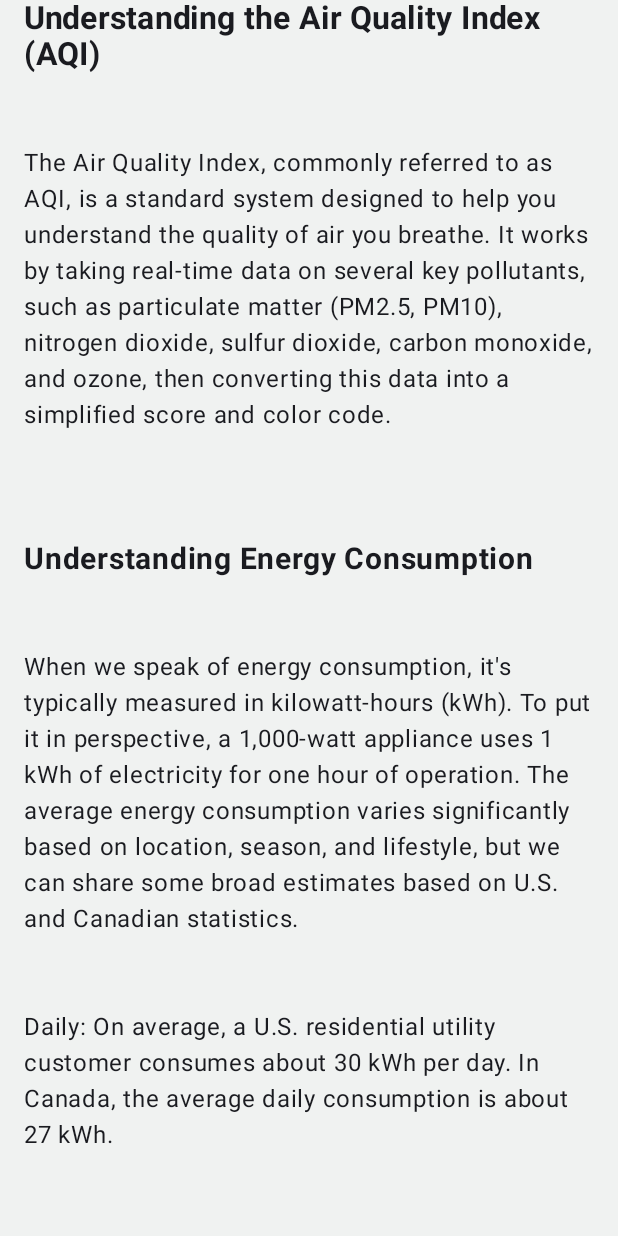
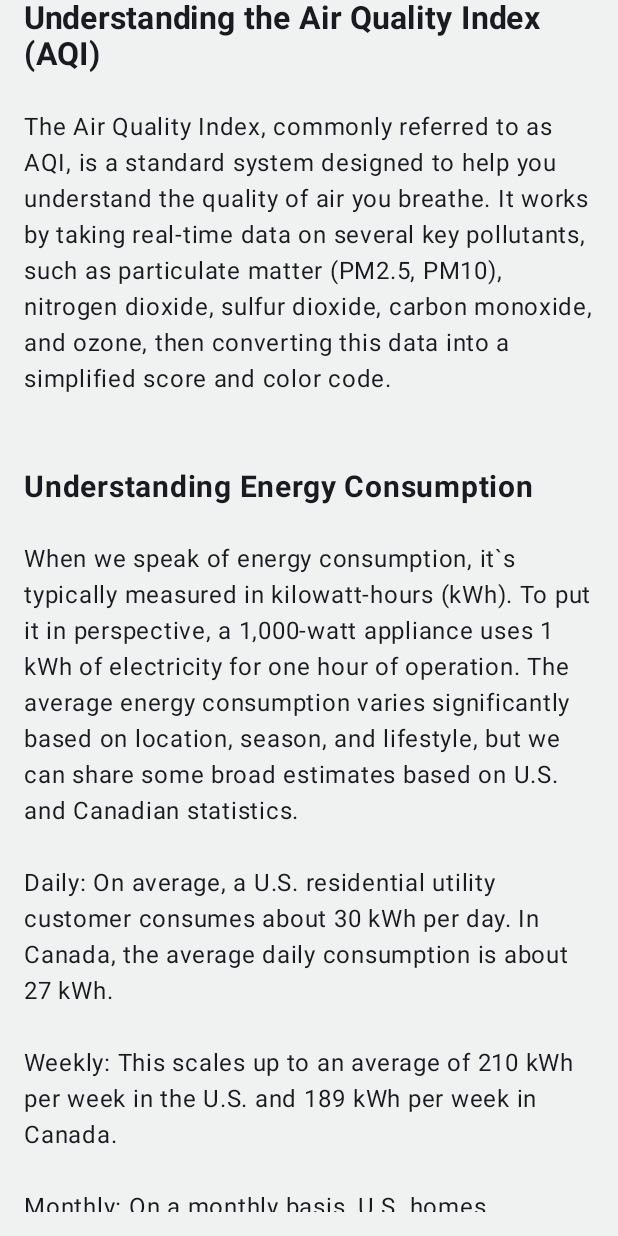
Before and after one commit to WenyuanYu3697/housefy, an Android app built with Jetpack Compose: the composable GuidePage shown on its own in the app's theme, on a phone screen of 412 x 824 dp. Run offline under Robolectric (Android 15) with nearby library versions, the phone set to English and light mode, and no system bars; 1 statement that could not run was skipped.

```diff
--- a/housefy/src/main/res/values/strings.xml
+++ b/housefy/src/main/res/values/strings.xml
@@ -44,21 +44,21 @@
     <string name="portrait_mode_locked">Portrait mode locked</string>
     <string name="enable_notifications">Enable Notifications</string>
     <string name="notifications_enabled">Notifications Enabled</string>
-    <string name="about_housefy">About Housefy\n</string>
-    <string name="about_line_one">Housefy is an innovative smart home Internet of Things (IoT) application that seamlessly integrates technology into every corner of your home, elevating your everyday living experience.\n</string>
-    <string name="about_line_two">We are dedicated to providing an unparalleled smart home experience that places simplicity, control, and convenience right at your fingertips. With the use of cutting-edge technology, Housefy effortlessly interconnects all your home devices, giving you the power to control and monitor your home, no matter where you are.\n</string>
-    <string name="about_line_three">Our app is designed with a user-friendly interface that makes it easy to manage a variety of home devices. From security systems and lighting controls to thermostats and home appliances, Housefy enables you to run your home in a smarter, more energy-efficient way. Whether you are at home or on the go, Housefy keeps you connected to what\'s important the most.\n</string>
-    <string name="about_line_four">Housefy is more than just an app - it\'s a lifestyle. It offers the convenience of smart automation, the comfort of energy efficiency and the peace of mind of remote control. It\'s your home, but smarter. Welcome to Housefy – embrace the future of home automation.\n</string>
-    <string name="understanding_the_air_quality_index_aqi">Understanding the Air Quality Index (AQI)\n</string>
-    <string name="air_quality_guide">The Air Quality Index, commonly referred to as AQI, is a standard system designed to help you understand the quality of air you breathe. It works by taking real-time data on several key pollutants, such as particulate matter (PM2.5, PM10), nitrogen dioxide, sulfur dioxide, carbon monoxide, and ozone, then converting this data into a simplified score and color code.\n</string>
-    <string name="understanding_energy_consumption">Understanding Energy Consumption\n</string>
-    <string name="energy_guide_line_one">When we speak of energy consumption, it\'s typically measured in kilowatt-hours (kWh). To put it in perspective, a 1,000-watt appliance uses 1 kWh of electricity for one hour of operation. The average energy consumption varies significantly based on location, season, and lifestyle, but we can share some broad estimates based on U.S. and Canadian statistics.\n</string>
-    <string name="energy_guide_line_two">Daily: On average, a U.S. residential utility customer consumes about 30 kWh per day. In Canada, the average daily consumption is about 27 kWh.\n</string>
-    <string name="energy_guide_line_three">\nWeekly: This scales up to an average of 210 kWh per week in the U.S. and 189 kWh per week in Canada.\n</string>
-    <string name="energy_guide_line_four">\nMonthly: On a monthly basis, U.S. homes consume around 900 kWh, while in Canada, the average is slightly lower at around 810 kWh.\n</string>
-    <string name="energy_guide_line_five">\nYearly: Over a year, the average U.S. home consumes about 10,800 kWh. Canadian homes, on the other hand, consume around 9,720 kWh on average.\n</string>
-    <string name="energy_guide_line_six">\nPlease note that these figures can vary widely based on factors such as the size of the home, the number of occupants, the efficiency of appliances, and more.\n</string>
-    <string name="energy_guide_line_seven">The information and figures provided in this guide are given with the only purpose of helping you understand and interpret the information presented in our app, and can vary significantly depending on a number of factors.\n</string>
+    <string name="about_housefy">About Housefy</string>
+    <string name="about_line_one">Housefy is an innovative smart home Internet of Things (IoT) application that seamlessly integrates technology into every corner of your home, elevating your everyday living experience.</string>
+    <string name="about_line_two">We are dedicated to providing an unparalleled smart home experience that places simplicity, control, and convenience right at your fingertips. With the use of cutting-edge technology, Housefy effortlessly interconnects all your home devices, giving you the power to control and monitor your home, no matter where you are.</string>
+    <string name="about_line_three">Our app is designed with a user-friendly interface that makes it easy to manage a variety of home devices. From security systems and lighting controls to thermostats and home appliances, Housefy enables you to run your home in a smarter, more energy-efficient way. Whether you are at home or on the go, Housefy keeps you connected to what`s important the most.</string>
+    <string name="about_line_four">Housefy is more than just an app - it`s a lifestyle. It offers the convenience of smart automation, the comfort of energy efficiency and the peace of mind of remote control. It`s your home, but smarter. Welcome to Housefy – embrace the future of home automation.</string>
+    <string name="understanding_the_air_quality_index_aqi">Understanding the Air Quality Index (AQI)</string>
+    <string name="air_quality_guide">The Air Quality Index, commonly referred to as AQI, is a standard system designed to help you understand the quality of air you breathe. It works by taking real-time data on several key pollutants, such as particulate matter (PM2.5, PM10), nitrogen dioxide, sulfur dioxide, carbon monoxide, and ozone, then converting this data into a simplified score and color code.</string>
+    <string name="understanding_energy_consumption">Understanding Energy Consumption</string>
+    <string name="energy_guide_line_one">When we speak of energy consumption, it`s typically measured in kilowatt-hours (kWh). To put it in perspective, a 1,000-watt appliance uses 1 kWh of electricity for one hour of operation. The average energy consumption varies significantly based on location, season, and lifestyle, but we can share some broad estimates based on U.S. and Canadian statistics.</string>
+    <string name="energy_guide_line_two">Daily: On average, a U.S. residential utility customer consumes about 30 kWh per day. In Canada, the average daily consumption is about 27 kWh.</string>
+    <string name="energy_guide_line_three">Weekly: This scales up to an average of 210 kWh per week in the U.S. and 189 kWh per week in Canada.</string>
+    <string name="energy_guide_line_four">Monthly: On a monthly basis, U.S. homes consume around 900 kWh, while in Canada, the average is slightly lower at around 810 kWh.</string>
+    <string name="energy_guide_line_five">Yearly: Over a year, the average U.S. home consumes about 10,800 kWh. Canadian homes, on the other hand, consume around 9,720 kWh on average.</string>
+    <string name="energy_guide_line_six">Please note that these figures can vary widely based on factors such as the size of the home, the number of occupants, the efficiency of appliances, and more.</string>
+    <string name="energy_guide_line_seven">The information and figures provided in this guide are given with the only purpose of helping you understand and interpret the information presented in our app, and can vary significantly depending on a number of factors.</string>
     <string name="feedback_response">Feedback Response</string>
     <string name="submit_feedback">Submit Feedback</string>
     <string name="comment">Comment</string>
```
Also changed, not shown: 2 other files.
